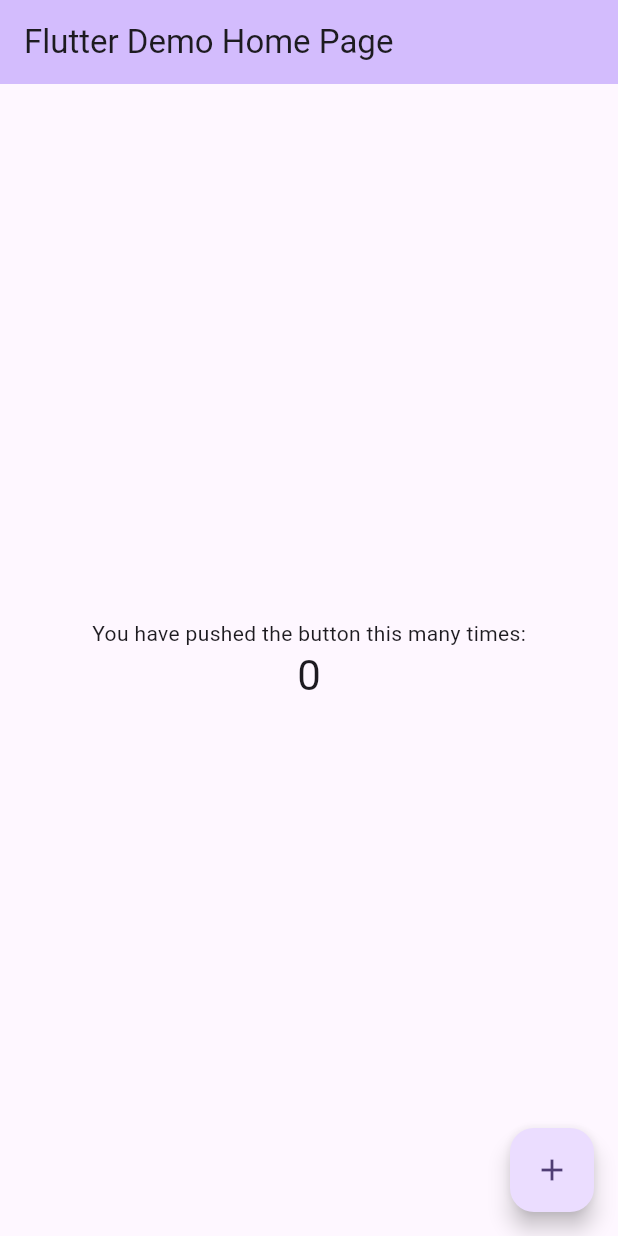
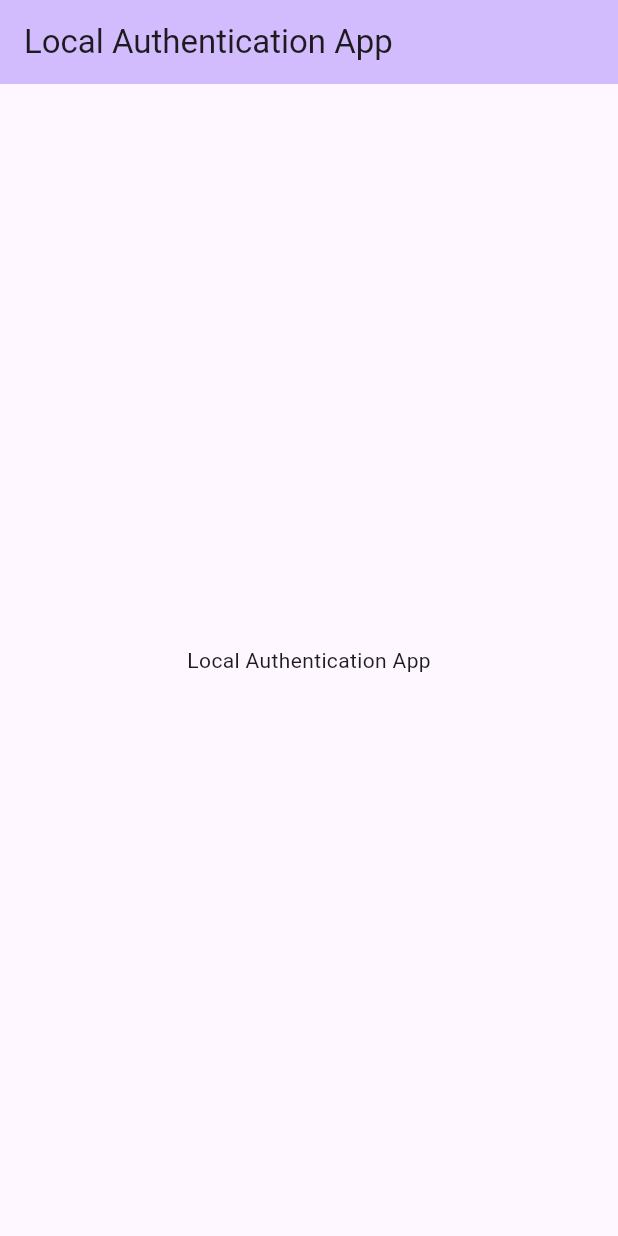
Before and after one commit to ahmedammarsd/local_authentication_app, a Flutter app: the screen it shows after launch, on a phone screen of 412 x 824 dp. Run offline on Flutter 3.47's test engine with Material 3 defaults, Android fonts, the light colour scheme and no system bars.

Commit message:
initial project

```diff
--- a/lib/main.dart
+++ b/lib/main.dart
@@ -11,42 +11,18 @@
   @override
   Widget build(BuildContext context) {
     return MaterialApp(
-      title: 'Flutter Demo',
+      title: 'Flutter test',
       theme: ThemeData(
-        // This is the theme of your application.
-        //
-        // TRY THIS: Try running your application with "flutter run". You'll see
-        // the application has a purple toolbar. Then, without quitting the app,
-        // try changing the seedColor in the colorScheme below to Colors.green
-        // and then invoke "hot reload" (save your changes or press the "hot
-        // reload" button in a Flutter-supported IDE, or press "r" if you used
-        // the command line to start the app).
-        //
-        // Notice that the counter didn't reset back to zero; the application
-        // state is not lost during the reload. To reset the state, use hot
-        // restart instead.
-        //
-        // This works for code too, not just values: Most code changes can be
-        // tested with just a hot reload.
         colorScheme: ColorScheme.fromSeed(seedColor: Colors.deepPurple),
         useMaterial3: true,
       ),
-      home: const MyHomePage(title: 'Flutter Demo Home Page'),
+      home: const MyHomePage(title: 'Local Authentication App'),
     );
   }
 }
 
 class MyHomePage extends StatefulWidget {
   const MyHomePage({super.key, required this.title});
-
-  // This widget is the home page of your application. It is stateful, meaning
-  // that it has a State object (defined below) that contains fields that affect
-  // how it looks.
-
-  // This class is the configuration for the state. It holds the values (in this
-  // case the title) provided by the parent (in this case the App widget) and
-  // used by the build method of the State. Fields in a Widget subclass are
-  // always marked "final".
 
   final String title;
 
@@ -55,71 +31,23 @@
 }
 
 class _MyHomePageState extends State<MyHomePage> {
-  int _counter = 0;
-
-  void _incrementCounter() {
-    setState(() {
-      // This call to setState tells the Flutter framework that something has
-      // changed in this State, which causes it to rerun the build method below
-      // so that the display can reflect the updated values. If we changed
-      // _counter without calling setState(), then the build method would not be
-      // called again, and so nothing would appear to happen.
-      _counter++;
-    });
-  }
-
   @override
   Widget build(BuildContext context) {
-    // This method is rerun every time setState is called, for instance as done
-    // by the _incrementCounter method above.
-    //
-    // The Flutter framework has been optimized to make rerunning build methods
-    // fast, so that you can just rebuild anything that needs updating rather
-    // than having to individually change instances of widgets.
     return Scaffold(
       appBar: AppBar(
-        // TRY THIS: Try changing the color here to a specific color (to
-        // Colors.amber, perhaps?) and trigger a hot reload to see the AppBar
-        // change color while the other colors stay the same.
         backgroundColor: Theme.of(context).colorScheme.inversePrimary,
-        // Here we take the value from the MyHomePage object that was created by
-        // the App.build method, and use it to set our appbar title.
         title: Text(widget.title),
       ),
-      body: Center(
-        // Center is a layout widget. It takes a single child and positions it
-        // in the middle of the parent.
+      body: const Center(
         child: Column(
-          // Column is also a layout widget. It takes a list of children and
-          // arranges them vertically. By default, it sizes itself to fit its
-          // children horizontally, and tries to be as tall as its parent.
-          //
-          // Column has various properties to control how it sizes itself and
-          // how it positions its children. Here we use mainAxisAlignment to
-          // center the children vertically; the main axis here is the vertical
-          // axis because Columns are vertical (the cross axis would be
-          // horizontal).
-          //
-          // TRY THIS: Invoke "debug painting" (choose the "Toggle Debug Paint"
-          // action in the IDE, or press "p" in the console), to see the
-          // wireframe for each widget.
           mainAxisAlignment: MainAxisAlignment.center,
           children: <Widget>[
-            const Text(
-              'You have pushed the button this many times:',
-            ),
             Text(
-              '$_counter',
-              style: Theme.of(context).textTheme.headlineMedium,
+              'Local Authentication App',
             ),
           ],
         ),
       ),
-      floatingActionButton: FloatingActionButton(
-        onPressed: _incrementCounter,
-        tooltip: 'Increment',
-        child: const Icon(Icons.add),
-      ), // This trailing comma makes auto-formatting nicer for build methods.
     );
   }
 }
```
